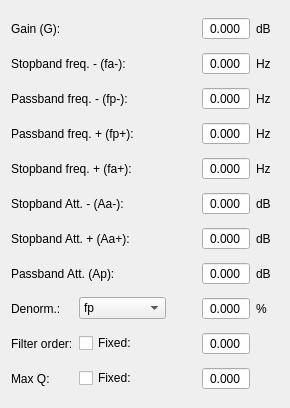
grupo-tc-volcan/TP4, file app/designer/filters_data/band_pass.ui: the form before one commit.
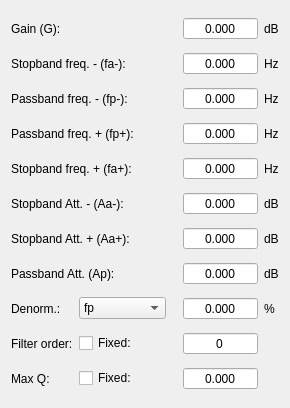
The form after the commit.

```diff
--- a/app/designer/filters_data/band_pass.ui
+++ b/app/designer/filters_data/band_pass.ui
@@ -119,6 +119,9 @@
      <property name="decimals">
       <number>3</number>
      </property>
+     <property name="maximum">
+      <double>1000000000000.000000000000000</double>
+     </property>
     </widget>
    </item>
    <item row="13" column="0">
@@ -187,6 +190,9 @@
      <property name="decimals">
       <number>3</number>
      </property>
+     <property name="maximum">
+      <double>300.000000000000000</double>
+     </property>
     </widget>
    </item>
    <item row="6" column="6">
@@ -220,6 +226,9 @@
      <property name="decimals">
       <number>3</number>
      </property>
+     <property name="maximum">
+      <double>1000000000000.000000000000000</double>
+     </property>
     </widget>
    </item>
    <item row="2" column="3">
@@ -239,6 +248,9 @@
      <property name="decimals">
       <number>3</number>
      </property>
+     <property name="maximum">
+      <double>1000000000000.000000000000000</double>
+     </property>
     </widget>
    </item>
    <item row="3" column="6">
@@ -265,6 +277,9 @@
      <property name="decimals">
       <number>3</number>
      </property>
+     <property name="maximum">
+      <double>10000000000000.000000000000000</double>
+     </property>
     </widget>
    </item>
    <item row="13" column="3">
@@ -284,6 +299,9 @@
      <property name="decimals">
       <number>3</number>
      </property>
+     <property name="maximum">
+      <double>100.000000000000000</double>
+     </property>
     </widget>
    </item>
    <item row="7" column="3">
@@ -303,6 +321,9 @@
      <property name="decimals">
       <number>3</number>
      </property>
+     <property name="maximum">
+      <double>300.000000000000000</double>
+     </property>
     </widget>
    </item>
    <item row="12" column="3">
@@ -320,7 +341,10 @@
       <bool>true</bool>
      </property>
      <property name="decimals">
-      <number>3</number>
+      <number>0</number>
+     </property>
+     <property name="maximum">
+      <double>20.000000000000000</double>
      </property>
     </widget>
    </item>
@@ -348,6 +372,9 @@
      <property name="decimals">
       <number>3</number>
      </property>
+     <property name="maximum">
+      <double>300.000000000000000</double>
+     </property>
     </widget>
    </item>
    <item row="11" column="3">
@@ -367,6 +394,9 @@
      <property name="decimals">
       <number>3</number>
      </property>
+     <property name="maximum">
+      <double>100.000000000000000</double>
+     </property>
     </widget>
    </item>
    <item row="8" column="3">
@@ -386,6 +416,9 @@
      <property name="decimals">
       <number>3</number>
      </property>
+     <property name="maximum">
+      <double>300.000000000000000</double>
+     </property>
     </widget>
    </item>
    <item row="8" column="6">
```
